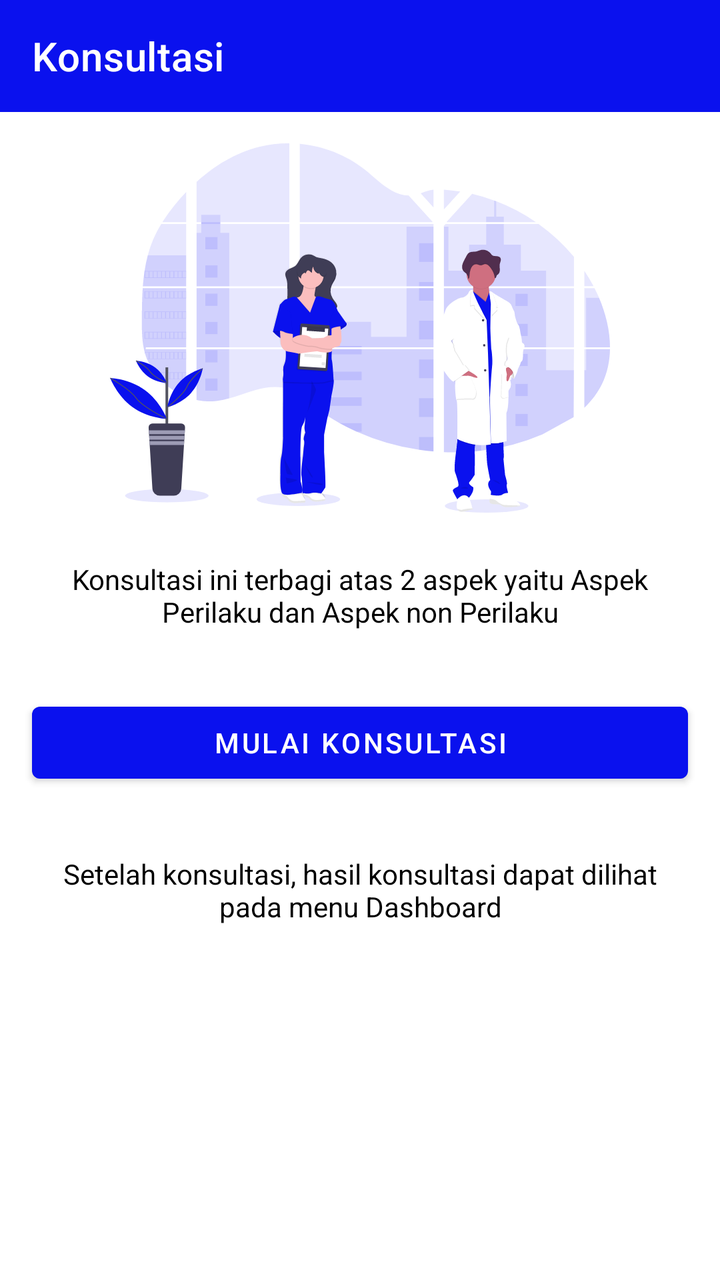
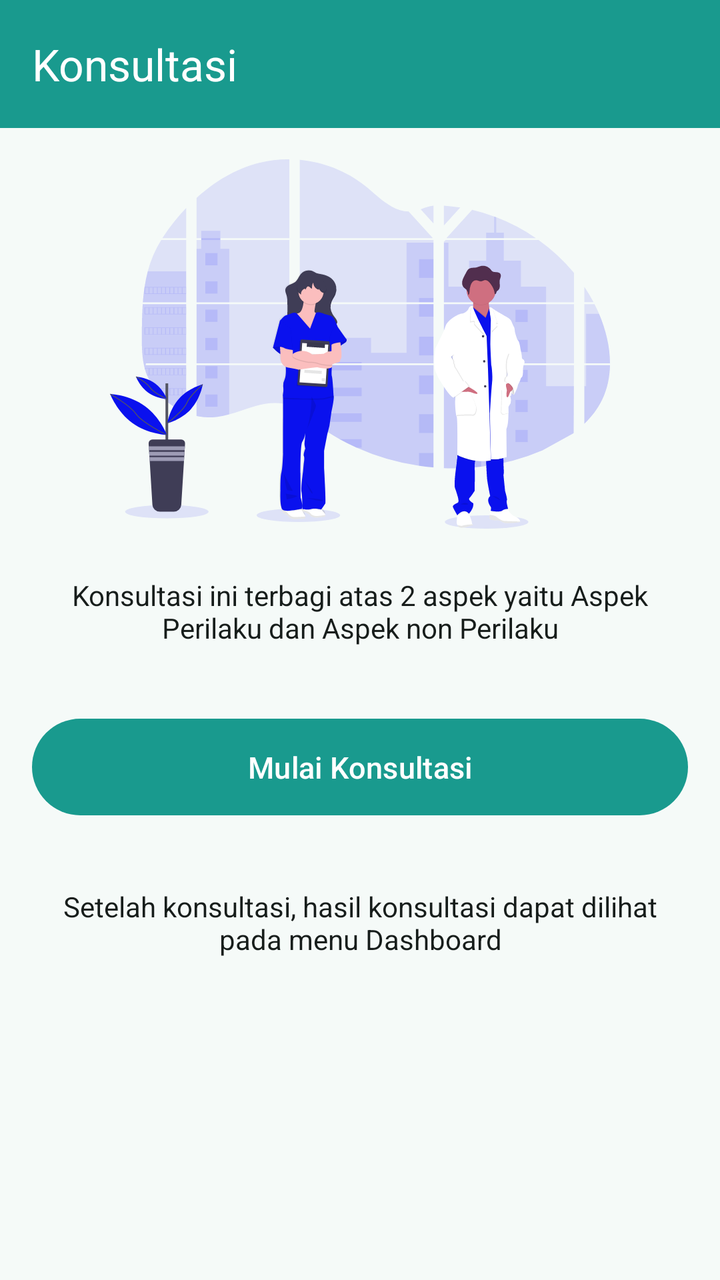

Before-and-after screenshots of an Android layout around one commit, followed by the original layout XML and the change that was made.
<!-- AndroidManifest.xml: application theme Theme.Ladokgi -->
<!-- res/layout/fragment_konsultasi_pasien.xml -->
<?xml version="1.0" encoding="utf-8"?>

<FrameLayout xmlns:android="http://schemas.android.com/apk/res/android"
    xmlns:tools="http://schemas.android.com/tools"
    android:layout_width="match_parent"
    android:layout_height="match_parent"
    xmlns:app="http://schemas.android.com/apk/res-auto"
    tools:context=".konsultasi.KonsultasiPasienFragment">

    
    <androidx.constraintlayout.widget.ConstraintLayout
        android:layout_width="match_parent"
        android:layout_height="match_parent">
        <androidx.appcompat.widget.Toolbar
            android:id="@+id/toolbars"
            android:layout_width="match_parent"
            android:layout_height="wrap_content"
            app:title="Konsultasi"
            app:titleTextColor="@color/white"
            android:background="@color/purple_700"
            app:layout_constraintTop_toTopOf="parent"
            />
        <ImageView
            android:id="@+id/image"
            android:layout_width="250dp"
            android:layout_height="200dp"
            android:layout_marginTop="8dp"
            android:src="@drawable/ic_undraw_doctors"
            app:layout_constraintTop_toBottomOf="@id/toolbars"
            app:layout_constraintStart_toStartOf="parent"
            app:layout_constraintEnd_toEndOf="parent"/>

        <TextView
            android:id="@+id/info"
            android:layout_width="match_parent"
            android:layout_height="wrap_content"
            android:textAlignment="center"
            android:layout_margin="16dp"
            android:text="Konsultasi ini terbagi atas 2 aspek yaitu Aspek Perilaku dan Aspek non Perilaku"
            app:layout_constraintTop_toBottomOf="@id/image"
            android:textColor="@color/black"/>
        <Button
            android:id="@+id/btn_konsultasi"
            android:layout_width="match_parent"
            android:layout_height="wrap_content"
            android:text="Mulai Konsultasi"
            app:layout_constraintTop_toBottomOf="@id/info"
            app:layout_constraintBottom_toTopOf="@+id/info3"
            android:layout_marginTop="32dp"
            android:layout_marginHorizontal="16dp"
            />

        <TextView
            android:id="@+id/info3"
            android:layout_width="match_parent"
            android:layout_height="wrap_content"
            android:textAlignment="center"
            android:layout_marginVertical="32dp"
            android:layout_marginHorizontal="16dp"
            android:text="Setelah konsultasi, hasil konsultasi dapat dilihat pada menu Dashboard"
            app:layout_constraintTop_toBottomOf="@id/btn_konsultasi"
            android:textColor="@color/black"/>

    </androidx.constraintlayout.widget.ConstraintLayout>

</FrameLayout>
<!-- resources referenced by this layout -->
<resources>
  <color name="black">#FF000000</color>
  <color name="purple_700">#0a11ee</color>
  <color name="white">#FFFFFFFF</color>
  <style name="Theme.Ladokgi" parent="Theme.MaterialComponents.DayNight.NoActionBar">
          
          <item name="colorPrimary">@color/purple_700</item>
          <item name="colorPrimaryVariant">@color/purple_500</item>
          <item name="colorOnPrimary">@color/white</item>
          
          <item name="colorSecondary">@color/purple_500</item>
          <item name="colorSecondaryVariant">@color/purple_700</item>
          <item name="colorOnSecondary">@color/black</item>
          
          <item name="android:statusBarColor" tools:targetApi="l">?attr/colorPrimaryVariant</item>
          
  
          <item name="actionOverflowButtonStyle">@style/MyOverflowButtonStyle</item>
      </style>
  <color name="purple_500">#009ed6</color>
  <style name="MyOverflowButtonStyle" parent="Widget.AppCompat.ActionButton.Overflow">
          <item name="android:tint">#FFFFFF</item>
      </style>
  <!-- unchanged entries left out for length: 1 -->
</resources>

<!-- the commit's change to res/layout/fragment_konsultasi_pasien.xml (unified diff, before → after) -->
@@ -1,5 +1,4 @@
 <?xml version="1.0" encoding="utf-8"?>
-
 <FrameLayout xmlns:android="http://schemas.android.com/apk/res/android"
     xmlns:tools="http://schemas.android.com/tools"
     android:layout_width="match_parent"
@@ -16,8 +15,8 @@
             android:layout_width="match_parent"
             android:layout_height="wrap_content"
             app:title="Konsultasi"
-            app:titleTextColor="@color/white"
-            android:background="@color/purple_700"
+            app:titleTextColor="?attr/colorOnPrimary"
+            android:background="?attr/colorPrimary"
             app:layout_constraintTop_toTopOf="parent"
             />
         <ImageView
@@ -38,8 +37,8 @@
             android:layout_margin="16dp"
             android:text="Konsultasi ini terbagi atas 2 aspek yaitu Aspek Perilaku dan Aspek non Perilaku"
             app:layout_constraintTop_toBottomOf="@id/image"
-            android:textColor="@color/black"/>
-        <Button
+            android:textColor="?attr/colorOnSurface"/>
+        <com.google.android.material.button.MaterialButton
             android:id="@+id/btn_konsultasi"
             android:layout_width="match_parent"
             android:layout_height="wrap_content"
@@ -59,7 +58,7 @@
             android:layout_marginHorizontal="16dp"
             android:text="Setelah konsultasi, hasil konsultasi dapat dilihat pada menu Dashboard"
             app:layout_constraintTop_toBottomOf="@id/btn_konsultasi"
-            android:textColor="@color/black"/>
+            android:textColor="?attr/colorOnSurface"/>
 
     </androidx.constraintlayout.widget.ConstraintLayout>
 
<!-- resource entries referenced after the edit -->
@@ -1,26 +1,96 @@
 <!-- resources referenced by this layout -->
 <resources>
-  <color name="black">#FF000000</color>
-  <color name="purple_700">#0a11ee</color>
-  <color name="white">#FFFFFFFF</color>
-  <style name="Theme.Ladokgi" parent="Theme.MaterialComponents.DayNight.NoActionBar">
+  <style name="Theme.Ladokgi" parent="Theme.Material3.DayNight.NoActionBar">
+          <item name="colorPrimary">@color/m3_primary</item>
+          <item name="colorOnPrimary">@color/m3_on_primary</item>
+          <item name="colorPrimaryContainer">@color/m3_primary_container</item>
+          <item name="colorOnPrimaryContainer">@color/m3_on_primary_container</item>
+  
+          <item name="colorSecondary">@color/m3_secondary</item>
+          <item name="colorOnSecondary">@color/m3_on_secondary</item>
+          <item name="colorSecondaryContainer">@color/m3_secondary_container</item>
+          <item name="colorOnSecondaryContainer">@color/m3_on_secondary_container</item>
+  
+          <item name="colorTertiary">@color/m3_tertiary</item>
+          <item name="colorOnTertiary">@color/m3_on_tertiary</item>
+  
+          <item name="colorError">@color/m3_error</item>
+          <item name="colorOnError">@color/m3_on_error</item>
+  
+          <item name="android:colorBackground">@color/m3_background</item>
+          <item name="colorOnBackground">@color/m3_on_background</item>
+          <item name="colorSurface">@color/m3_surface</item>
+          <item name="colorOnSurface">@color/m3_on_surface</item>
+          <item name="colorSurfaceVariant">@color/m3_surface_variant</item>
+          <item name="colorOnSurfaceVariant">@color/m3_on_surface_variant</item>
+          <item name="colorOutline">@color/m3_outline</item>
+          <item name="colorSurfaceContainer">@color/m3_surface_container</item>
+          <item name="colorSurfaceContainerHigh">@color/m3_surface_container_high</item>
+  
           
-          <item name="colorPrimary">@color/purple_700</item>
-          <item name="colorPrimaryVariant">@color/purple_500</item>
-          <item name="colorOnPrimary">@color/white</item>
-          
-          <item name="colorSecondary">@color/purple_500</item>
-          <item name="colorSecondaryVariant">@color/purple_700</item>
-          <item name="colorOnSecondary">@color/black</item>
-          
-          <item name="android:statusBarColor" tools:targetApi="l">?attr/colorPrimaryVariant</item>
-          
+          <item name="textInputStyle">@style/Widget.Ladokgi.TextInputLayout</item>
+          <item name="materialButtonStyle">@style/Widget.Ladokgi.Button</item>
+          <item name="materialButtonOutlinedStyle">@style/Widget.Ladokgi.Button.Outlined</item>
+          <item name="borderlessButtonStyle">@style/Widget.Ladokgi.Button.Text</item>
   
+          <item name="materialAlertDialogTheme">@style/ThemeOverlay.Ladokgi.AlertDialog</item>
           <item name="actionOverflowButtonStyle">@style/MyOverflowButtonStyle</item>
       </style>
-  <color name="purple_500">#009ed6</color>
+  <color name="m3_primary">#199A8E</color>
+  <color name="m3_on_primary">#FFFFFF</color>
+  <color name="m3_primary_container">#9DF2E4</color>
+  <color name="m3_on_primary_container">#00201C</color>
+  <color name="m3_secondary">#4B635F</color>
+  <color name="m3_on_secondary">#FFFFFF</color>
+  <color name="m3_secondary_container">#CDE8E3</color>
+  <color name="m3_on_secondary_container">#07201C</color>
+  <color name="m3_tertiary">#46617A</color>
+  <color name="m3_on_tertiary">#FFFFFF</color>
+  <color name="m3_error">#BA1A1A</color>
+  <color name="m3_on_error">#FFFFFF</color>
+  <color name="m3_background">#F5FAF8</color>
+  <color name="m3_on_background">#171D1B</color>
+  <color name="m3_surface">#F5FAF8</color>
+  <color name="m3_on_surface">#171D1B</color>
+  <color name="m3_surface_variant">#DAE5E2</color>
+  <color name="m3_on_surface_variant">#404846</color>
+  <color name="m3_outline">#707976</color>
+  <color name="m3_surface_container">#EFF5F3</color>
+  <color name="m3_surface_container_high">#E9EFED</color>
+  <style name="Widget.Ladokgi.TextInputLayout" parent="Widget.Material3.TextInputLayout.OutlinedBox">
+          <item name="boxStrokeColor">?attr/colorPrimary</item>
+          <item name="hintTextColor">?attr/colorPrimary</item>
+      </style>
+  <style name="Widget.Ladokgi.Button" parent="Widget.Material3.Button">
+          <item name="shapeAppearanceOverlay">@style/ShapeAppearance.Ladokgi.Pill</item>
+          <item name="android:textSize">15sp</item>
+          <item name="android:paddingTop">14dp</item>
+          <item name="android:paddingBottom">14dp</item>
+          <item name="iconPadding">8dp</item>
+      </style>
+  <style name="Widget.Ladokgi.Button.Outlined" parent="Widget.Material3.Button.OutlinedButton">
+          <item name="shapeAppearanceOverlay">@style/ShapeAppearance.Ladokgi.Pill</item>
+          <item name="android:textSize">15sp</item>
+          <item name="android:paddingTop">14dp</item>
+          <item name="android:paddingBottom">14dp</item>
+          <item name="strokeColor">?attr/colorPrimary</item>
+          <item name="android:textColor">?attr/colorPrimary</item>
+      </style>
+  <style name="Widget.Ladokgi.Button.Text" parent="Widget.Material3.Button.TextButton">
+          <item name="shapeAppearanceOverlay">@style/ShapeAppearance.Ladokgi.Pill</item>
+          <item name="android:textColor">?attr/colorPrimary</item>
+      </style>
+  <style name="ThemeOverlay.Ladokgi.AlertDialog" parent="ThemeOverlay.Material3.MaterialAlertDialog">
+          <item name="buttonBarPositiveButtonStyle">@style/Widget.Ladokgi.Button.Text</item>
+          <item name="buttonBarNegativeButtonStyle">@style/Widget.Ladokgi.Button.Text</item>
+          <item name="buttonBarNeutralButtonStyle">@style/Widget.Ladokgi.Button.Text</item>
+      </style>
   <style name="MyOverflowButtonStyle" parent="Widget.AppCompat.ActionButton.Overflow">
-          <item name="android:tint">#FFFFFF</item>
+          <item name="android:tint">?attr/colorOnSurface</item>
+      </style>
+  <style name="ShapeAppearance.Ladokgi.Pill" parent="">
+          <item name="cornerFamily">rounded</item>
+          <item name="cornerSize">50%</item>
       </style>
   <!-- unchanged entries left out for length: 1 -->
 </resources>
